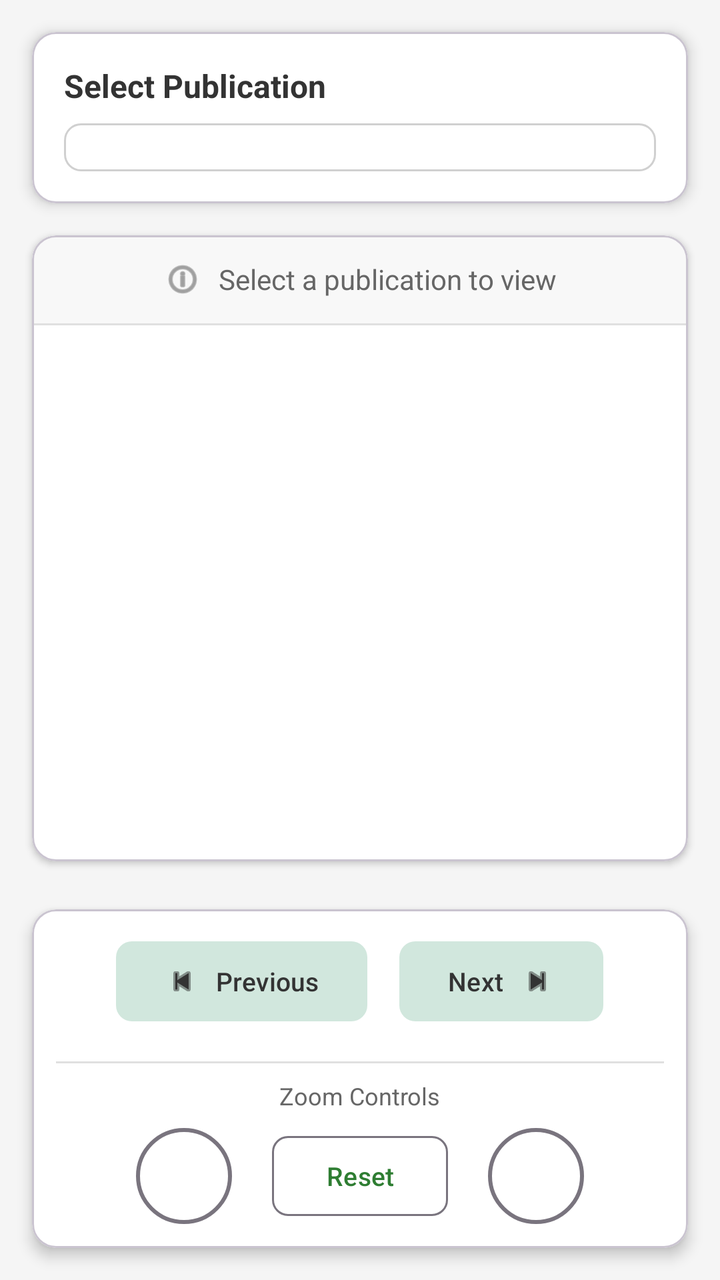
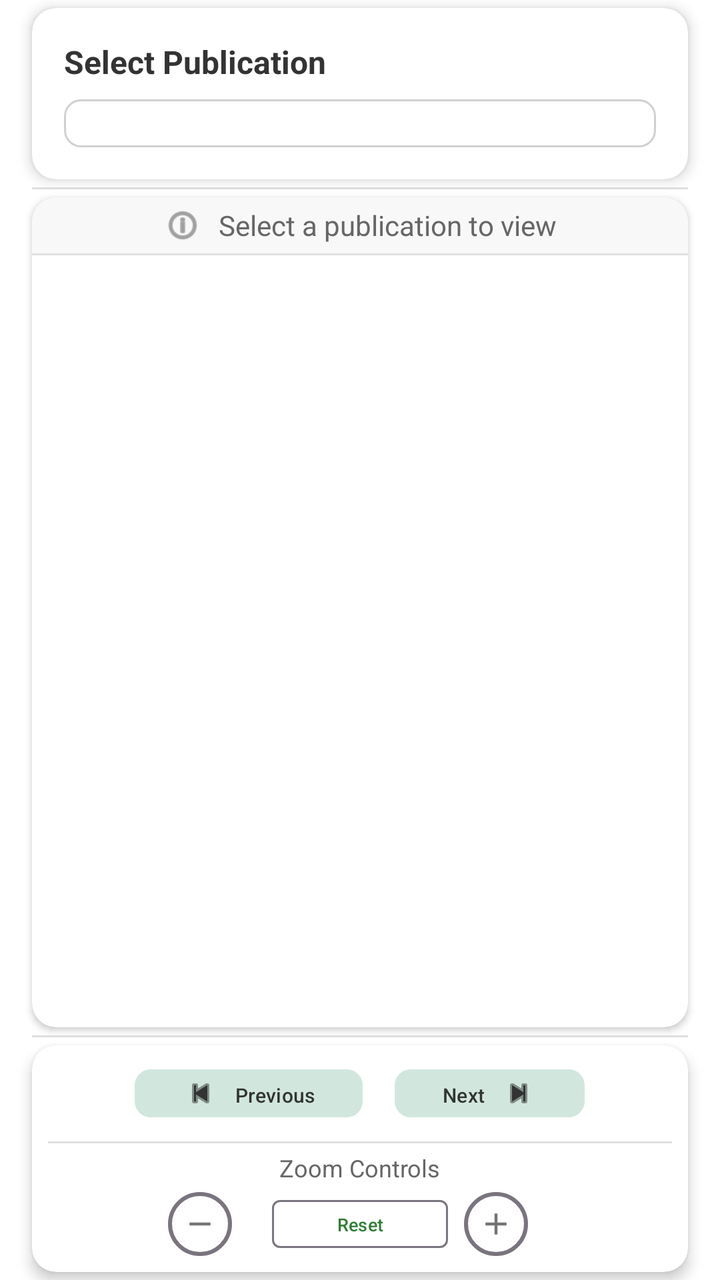

Screens rendered from an Android XML layout before and after an edit, with the pre-edit source and the edit as a unified diff.
<!-- AndroidManifest.xml: application theme Theme.AGRODSS -->
<!-- res/layout/fragment_publication.xml -->
<?xml version="1.0" encoding="utf-8"?>
<androidx.coordinatorlayout.widget.CoordinatorLayout xmlns:android="http://schemas.android.com/apk/res/android"
    xmlns:app="http://schemas.android.com/apk/res-auto"
    android:layout_width="match_parent"
    android:layout_height="match_parent"
    android:background="#F5F5F5">

    <LinearLayout
        android:layout_width="match_parent"
        android:layout_height="match_parent"
        android:orientation="vertical">

        
        <com.google.android.material.card.MaterialCardView
            android:layout_width="match_parent"
            android:layout_height="wrap_content"
            android:layout_margin="16dp"
            app:cardElevation="4dp"
            app:cardCornerRadius="12dp"
            app:cardBackgroundColor="@android:color/white">

            <LinearLayout
                android:layout_width="match_parent"
                android:layout_height="wrap_content"
                android:orientation="vertical"
                android:padding="16dp">

                <TextView
                    android:layout_width="wrap_content"
                    android:layout_height="wrap_content"
                    android:text="Select Publication"
                    android:textSize="16sp"
                    android:textStyle="bold"
                    android:textColor="#333333"
                    android:layout_marginBottom="8dp" />

                <Spinner
                    android:id="@+id/pdfSpinner"
                    android:layout_width="match_parent"
                    android:layout_height="wrap_content"
                    android:padding="12dp"
                    android:background="@drawable/spinner_background"
                    android:spinnerMode="dropdown" />

            </LinearLayout>

        </com.google.android.material.card.MaterialCardView>

        
        <com.google.android.material.card.MaterialCardView
            android:layout_width="match_parent"
            android:layout_height="0dp"
            android:layout_weight="1"
            android:layout_marginStart="16dp"
            android:layout_marginEnd="16dp"
            android:layout_marginBottom="8dp"
            app:cardElevation="2dp"
            app:cardCornerRadius="12dp"
            app:cardBackgroundColor="@android:color/white">

            <LinearLayout
                android:layout_width="match_parent"
                android:layout_height="match_parent"
                android:orientation="vertical">

                
                <LinearLayout
                    android:layout_width="match_parent"
                    android:layout_height="wrap_content"
                    android:background="#F8F8F8"
                    android:padding="12dp"
                    android:gravity="center"
                    android:orientation="horizontal">

                    <ImageView
                        android:layout_width="20dp"
                        android:layout_height="20dp"
                        android:src="@android:drawable/ic_menu_info_details"
                        android:layout_marginEnd="8dp"
                        app:tint="#666666" />

                    <TextView
                        android:id="@+id/tvPageInfo"
                        android:layout_width="wrap_content"
                        android:layout_height="wrap_content"
                        android:text="Select a publication to view"
                        android:textSize="14sp"
                        android:textColor="#666666" />

                </LinearLayout>

                <View
                    android:layout_width="match_parent"
                    android:layout_height="1dp"
                    android:background="#E0E0E0" />

                
                <HorizontalScrollView
                    android:id="@+id/horizontalScrollView"
                    android:layout_width="match_parent"
                    android:layout_height="0dp"
                    android:layout_weight="1">

                    <ScrollView
                        android:id="@+id/verticalScrollView"
                        android:layout_width="wrap_content"
                        android:layout_height="match_parent"
                        android:padding="8dp">

                        <ImageView
                            android:id="@+id/pdfImageView"
                            android:layout_width="wrap_content"
                            android:layout_height="wrap_content"
                            android:scaleType="fitCenter"
                            android:adjustViewBounds="true"
                            android:contentDescription="PDF Page View" />

                    </ScrollView>

                </HorizontalScrollView>

            </LinearLayout>

        </com.google.android.material.card.MaterialCardView>

        
        <com.google.android.material.card.MaterialCardView
            android:layout_width="match_parent"
            android:layout_height="wrap_content"
            android:layout_margin="16dp"
            app:cardElevation="4dp"
            app:cardCornerRadius="12dp"
            app:cardBackgroundColor="@android:color/white">

            <LinearLayout
                android:layout_width="match_parent"
                android:layout_height="wrap_content"
                android:orientation="vertical"
                android:padding="12dp">

                
                <LinearLayout
                    android:layout_width="match_parent"
                    android:layout_height="wrap_content"
                    android:orientation="horizontal"
                    android:gravity="center"
                    android:layout_marginBottom="8dp">

                    <com.google.android.material.button.MaterialButton
                        android:id="@+id/btnPrev"
                        android:layout_width="wrap_content"
                        android:layout_height="48dp"
                        android:text="Previous"
                        android:textSize="13sp"
                        app:icon="@android:drawable/ic_media_previous"
                        app:iconGravity="start"
                        app:cornerRadius="8dp"
                        style="@style/Widget.Material3.Button.TonalButton"
                        android:layout_marginEnd="8dp" />

                    <com.google.android.material.button.MaterialButton
                        android:id="@+id/btnNext"
                        android:layout_width="wrap_content"
                        android:layout_height="48dp"
                        android:text="Next"
                        android:textSize="13sp"
                        app:icon="@android:drawable/ic_media_next"
                        app:iconGravity="end"
                        app:cornerRadius="8dp"
                        style="@style/Widget.Material3.Button.TonalButton"
                        android:layout_marginStart="8dp" />

                </LinearLayout>

                <View
                    android:layout_width="match_parent"
                    android:layout_height="1dp"
                    android:background="#E0E0E0"
                    android:layout_marginVertical="8dp" />

                
                <TextView
                    android:layout_width="wrap_content"
                    android:layout_height="wrap_content"
                    android:text="Zoom Controls"
                    android:textSize="12sp"
                    android:textColor="#666666"
                    android:layout_marginBottom="8dp"
                    android:layout_gravity="center" />

                <LinearLayout
                    android:layout_width="match_parent"
                    android:layout_height="wrap_content"
                    android:orientation="horizontal"
                    android:gravity="center">

                    <com.google.android.material.button.MaterialButton
                        android:id="@+id/btnZoomOut"
                        android:layout_width="48dp"
                        android:layout_height="48dp"
                        android:text="-"
                        android:textSize="20sp"
                        app:cornerRadius="24dp"
                        style="@style/Widget.Material3.Button.OutlinedButton"
                        android:layout_marginEnd="12dp"
                        app:strokeWidth="2dp"
                        android:insetTop="0dp"
                        android:insetBottom="0dp" />

                    <com.google.android.material.button.MaterialButton
                        android:id="@+id/btnResetZoom"
                        android:layout_width="wrap_content"
                        android:layout_height="48dp"
                        android:text="Reset"
                        android:textSize="13sp"
                        app:cornerRadius="8dp"
                        style="@style/Widget.Material3.Button.OutlinedButton"
                        android:layout_marginHorizontal="8dp" />

                    <com.google.android.material.button.MaterialButton
                        android:id="@+id/btnZoomIn"
                        android:layout_width="48dp"
                        android:layout_height="48dp"
                        android:text="+"
                        android:textSize="20sp"
                        app:cornerRadius="24dp"
                        style="@style/Widget.Material3.Button.OutlinedButton"
                        android:layout_marginStart="12dp"
                        app:strokeWidth="2dp"
                        android:insetTop="0dp"
                        android:insetBottom="0dp" />

                </LinearLayout>

            </LinearLayout>

        </com.google.android.material.card.MaterialCardView>

    </LinearLayout>

</androidx.coordinatorlayout.widget.CoordinatorLayout>
<!-- resources referenced by this layout -->
<resources>
  <!-- drawable spinner_background (drawable) -->
  <?xml version="1.0" encoding="utf-8"?>
  <shape xmlns:android="http://schemas.android.com/apk/res/android">
      <solid android:color="#FFFFFF" />
      <corners android:radius="8dp" />
      <stroke
          android:width="1dp"
          android:color="#D0D0D0" />
      <padding
          android:left="12dp"
          android:top="12dp"
          android:right="12dp"
          android:bottom="12dp" />
  </shape>
  <style name="Theme.AGRODSS" parent="Base.Theme.AGRODSS" />
  <style name="Base.Theme.AGRODSS" parent="Theme.Material3.DayNight.NoActionBar">
          
          <item name="colorPrimary">@color/primary_color</item>
          <item name="colorSecondaryContainer">@color/main_color</item>
          <item name="colorOnSecondaryContainer">@color/nav_item_color</item>
      </style>
  <color name="primary_color">#2E7D32</color>
  <color name="main_color">#D1E7DD</color>
  <color name="nav_item_color">#333333</color>
</resources>

<!-- the commit's change to res/layout/fragment_publication.xml (unified diff, before → after) -->
@@ -3,7 +3,7 @@
     xmlns:app="http://schemas.android.com/apk/res-auto"
     android:layout_width="match_parent"
     android:layout_height="match_parent"
-    android:background="#F5F5F5">
+    android:background="#FFFFFF">
 
     <LinearLayout
         android:layout_width="match_parent"
@@ -11,13 +11,14 @@
         android:orientation="vertical">
 
         
-        <com.google.android.material.card.MaterialCardView
+        <androidx.cardview.widget.CardView
             android:layout_width="match_parent"
             android:layout_height="wrap_content"
-            android:layout_margin="16dp"
-            app:cardElevation="4dp"
+            android:layout_marginHorizontal="16dp"
+            android:layout_marginTop="4dp"
+            app:cardBackgroundColor="@android:color/white"
             app:cardCornerRadius="12dp"
-            app:cardBackgroundColor="@android:color/white">
+            app:cardElevation="4dp">
 
             <LinearLayout
                 android:layout_width="match_parent"
@@ -28,35 +29,42 @@
                 <TextView
                     android:layout_width="wrap_content"
                     android:layout_height="wrap_content"
+                    android:layout_marginBottom="8dp"
                     android:text="Select Publication"
+                    android:textColor="#333333"
                     android:textSize="16sp"
-                    android:textStyle="bold"
-                    android:textColor="#333333"
-                    android:layout_marginBottom="8dp" />
+                    android:textStyle="bold" />
 
                 <Spinner
                     android:id="@+id/pdfSpinner"
                     android:layout_width="match_parent"
                     android:layout_height="wrap_content"
+                    android:background="@drawable/spinner_background"
                     android:padding="12dp"
-                    android:background="@drawable/spinner_background"
                     android:spinnerMode="dropdown" />
 
             </LinearLayout>
 
-        </com.google.android.material.card.MaterialCardView>
+        </androidx.cardview.widget.CardView>
+
+        <View
+            android:layout_width="match_parent"
+            android:layout_height="1dp"
+            android:layout_marginHorizontal="16dp"
+            android:layout_marginVertical="4dp"
+            android:background="#E0E0E0" />
 
         
-        <com.google.android.material.card.MaterialCardView
+        <androidx.cardview.widget.CardView
             android:layout_width="match_parent"
             android:layout_height="0dp"
-            android:layout_weight="1"
             android:layout_marginStart="16dp"
             android:layout_marginEnd="16dp"
-            android:layout_marginBottom="8dp"
-            app:cardElevation="2dp"
+            android:layout_weight="1"
+
+            app:cardBackgroundColor="@android:color/white"
             app:cardCornerRadius="12dp"
-            app:cardBackgroundColor="@android:color/white">
+            app:cardElevation="2dp">
 
             <LinearLayout
                 android:layout_width="match_parent"
@@ -68,15 +76,15 @@
                     android:layout_width="match_parent"
                     android:layout_height="wrap_content"
                     android:background="#F8F8F8"
-                    android:padding="12dp"
                     android:gravity="center"
-                    android:orientation="horizontal">
+                    android:orientation="horizontal"
+                    android:padding="4dp">
 
                     <ImageView
                         android:layout_width="20dp"
                         android:layout_height="20dp"
+                        android:layout_marginEnd="8dp"
                         android:src="@android:drawable/ic_menu_info_details"
-                        android:layout_marginEnd="8dp"
                         app:tint="#666666" />
 
                     <TextView
@@ -84,8 +92,8 @@
                         android:layout_width="wrap_content"
                         android:layout_height="wrap_content"
                         android:text="Select a publication to view"
-                        android:textSize="14sp"
-                        android:textColor="#666666" />
+                        android:textColor="#666666"
+                        android:textSize="14sp" />
 
                 </LinearLayout>
 
@@ -111,130 +119,143 @@
                             android:id="@+id/pdfImageView"
                             android:layout_width="wrap_content"
                             android:layout_height="wrap_content"
-                            android:scaleType="fitCenter"
                             android:adjustViewBounds="true"
-                            android:contentDescription="PDF Page View" />
+                            android:contentDescription="PDF Page View"
+                            android:scaleType="fitCenter" />
 
                     </ScrollView>
 
                 </HorizontalScrollView>
 
             </LinearLayout>
-
-        </com.google.android.material.card.MaterialCardView>
+        </androidx.cardview.widget.CardView>
+
+        <View
+            android:layout_width="match_parent"
+            android:layout_height="1dp"
+            android:layout_marginHorizontal="16dp"
+            android:layout_marginVertical="4dp"
+            android:background="#E0E0E0" />
 
         
-        <com.google.android.material.card.MaterialCardView
+        <androidx.cardview.widget.CardView
             android:layout_width="match_parent"
             android:layout_height="wrap_content"
-            android:layout_margin="16dp"
-            app:cardElevation="4dp"
+            android:layout_marginHorizontal="16dp"
+            android:layout_marginBottom="4dp"
+            app:cardBackgroundColor="@android:color/white"
             app:cardCornerRadius="12dp"
-            app:cardBackgroundColor="@android:color/white">
+            app:cardElevation="4dp">
 
             <LinearLayout
                 android:layout_width="match_parent"
                 android:layout_height="wrap_content"
                 android:orientation="vertical"
-                android:padding="12dp">
+                android:padding="8dp">
 
                 
                 <LinearLayout
                     android:layout_width="match_parent"
                     android:layout_height="wrap_content"
-                    android:orientation="horizontal"
+                    android:layout_marginBottom="4dp"
                     android:gravity="center"
-                    android:layout_marginBottom="8dp">
+                    android:orientation="horizontal">
 
                     <com.google.android.material.button.MaterialButton
                         android:id="@+id/btnPrev"
-                        android:layout_width="wrap_content"
-                        android:layout_height="48dp"
+                        style="@style/Widget.Material3.Button.TonalButton"
+                        android:layout_width="wrap_content"
+                        android:layout_height="32dp"
+                        android:layout_marginEnd="8dp"
                         android:text="Previous"
-                        android:textSize="13sp"
+                        android:textSize="10sp"
+                        app:cornerRadius="8dp"
                         app:icon="@android:drawable/ic_media_previous"
-                        app:iconGravity="start"
+                        app:iconGravity="start" />
+
+                    <com.google.android.material.button.MaterialButton
+                        android:id="@+id/btnNext"
+                        style="@style/Widget.Material3.Button.TonalButton"
+                        android:layout_width="wrap_content"
+                        android:layout_height="32dp"
+                        android:layout_marginStart="8dp"
+                        android:text="Next"
+                        android:textSize="10sp"
                         app:cornerRadius="8dp"
-                        style="@style/Widget.Material3.Button.TonalButton"
-                        android:layout_marginEnd="8dp" />
-
-                    <com.google.android.material.button.MaterialButton
-                        android:id="@+id/btnNext"
-                        android:layout_width="wrap_content"
-                        android:layout_height="48dp"
-                        android:text="Next"
-                        android:textSize="13sp"
                         app:icon="@android:drawable/ic_media_next"
-                        app:iconGravity="end"
-                        app:cornerRadius="8dp"
-                        style="@style/Widget.Material3.Button.TonalButton"
-                        android:layout_marginStart="8dp" />
+                        app:iconGravity="end" />
 
                 </LinearLayout>
 
                 <View
                     android:layout_width="match_parent"
                     android:layout_height="1dp"
-                    android:background="#E0E0E0"
-                    android:layout_marginVertical="8dp" />
+                    android:layout_marginVertical="4dp"
+                    android:background="#E0E0E0" />
 
                 
                 <TextView
                     android:layout_width="wrap_content"
                     android:layout_height="wrap_content"
+                    android:layout_gravity="center"
+                    android:layout_marginBottom="4dp"
                     android:text="Zoom Controls"
-                    android:textSize="12sp"
                     android:textColor="#666666"
-                    android:layout_marginBottom="8dp"
-                    android:layout_gravity="center" />
+                    android:textSize="12sp" />
 
                 <LinearLayout
                     android:layout_width="match_parent"
                     android:layout_height="wrap_content"
-                    android:orientation="horizontal"
-                    android:gravity="center">
+                    android:gravity="center"
+                    android:orientation="horizontal">
 
                     <com.google.android.material.button.MaterialButton
                         android:id="@+id/btnZoomOut"
-                        android:layout_width="48dp"
-                        android:layout_height="48dp"
-                        android:text="-"
-                        android:textSize="20sp"
+                        style="@style/Widget.Material3.Button.OutlinedButton"
+                        android:layout_width="32dp"
+                        android:layout_height="32dp"
+                        android:layout_marginEnd="12dp"
+                        android:backgroundTint="@color/white"
+                        android:insetTop="0dp"
+                        android:insetBottom="0dp"
                         app:cornerRadius="24dp"
+                        app:icon="@drawable/icon_remove"
+                        app:iconGravity="textStart"
+                        app:iconPadding="0dp"
+                        app:iconTint="@color/dark_gray"
+                        app:strokeWidth="2dp" />
+
+                    <com.google.android.material.button.MaterialButton
+                        android:id="@+id/btnResetZoom"
                         style="@style/Widget.Material3.Button.OutlinedButton"
+                        android:layout_width="wrap_content"
+                        android:layout_height="32dp"
+                        android:layout_marginHorizontal="8dp"
+                        android:text="Reset"
+                        android:textSize="9sp"
+                        app:cornerRadius="4dp" />
+
+                    <com.google.android.material.button.MaterialButton
+                        android:id="@+id/btnZoomIn"
+                        style="@style/Widget.Material3.Button.OutlinedButton"
+                        android:layout_width="32dp"
+                        android:layout_height="32dp"
                         android:layout_marginEnd="12dp"
-                        app:strokeWidth="2dp"
+                        android:backgroundTint="@color/white"
                         android:insetTop="0dp"
-                        android:insetBottom="0dp" />
-
-                    <com.google.android.material.button.MaterialButton
-                        android:id="@+id/btnResetZoom"
-                        android:layout_width="wrap_content"
-                        android:layout_height="48dp"
-                        android:text="Reset"
-                        android:textSize="13sp"
-                        app:cornerRadius="8dp"
-                        style="@style/Widget.Material3.Button.OutlinedButton"
-                        android:layout_marginHorizontal="8dp" />
-
-                    <com.google.android.material.button.MaterialButton
-                        android:id="@+id/btnZoomIn"
-                        android:layout_width="48dp"
-                        android:layout_height="48dp"
-                        android:text="+"
-                        android:textSize="20sp"
+                        android:insetBottom="0dp"
                         app:cornerRadius="24dp"
-                        style="@style/Widget.Material3.Button.OutlinedButton"
-                        android:layout_marginStart="12dp"
-                        app:strokeWidth="2dp"
-                        android:insetTop="0dp"
-                        android:insetBottom="0dp" />
+                        app:icon="@drawable/baseline_add_24"
+                        app:iconGravity="textStart"
+                        app:iconPadding="0dp"
+                        app:iconTint="@color/dark_gray"
+                        app:strokeWidth="2dp" />
 
                 </LinearLayout>
 
             </LinearLayout>
 
-        </com.google.android.material.card.MaterialCardView>
+        </androidx.cardview.widget.CardView>
 
     </LinearLayout>
 
<!-- resource entries referenced after the edit -->
@@ -1,5 +1,23 @@
 <!-- resources referenced by this layout -->
 <resources>
+  <color name="dark_gray">#757575</color>
+  <color name="white">#FFFFFFFF</color>
+  <!-- drawable baseline_add_24 (drawable) -->
+  <vector xmlns:android="http://schemas.android.com/apk/res/android" android:height="24dp" android:tint="#000000" android:viewportHeight="24" android:viewportWidth="24" android:width="24dp">
+        
+      <path android:fillColor="@android:color/white" android:pathData="M19,13h-6v6h-2v-6H5v-2h6V5h2v6h6v2z"/>
+      
+  </vector>
+  <!-- drawable icon_remove (drawable) -->
+  <vector xmlns:android="http://schemas.android.com/apk/res/android"
+      android:width="24dp"
+      android:height="24dp"
+      android:viewportWidth="24"
+      android:viewportHeight="24">
+      <path
+          android:fillColor="@color/black"
+          android:pathData="M19,13H5v-2h14v2z"/>
+  </vector>
   <!-- drawable spinner_background (drawable) -->
   <?xml version="1.0" encoding="utf-8"?>
   <shape xmlns:android="http://schemas.android.com/apk/res/android">
@@ -15,6 +33,7 @@
           android:bottom="12dp" />
   </shape>
   <style name="Theme.AGRODSS" parent="Base.Theme.AGRODSS" />
+  <color name="black">#FF000000</color>
   <style name="Base.Theme.AGRODSS" parent="Theme.Material3.DayNight.NoActionBar">
           
           <item name="colorPrimary">@color/primary_color</item>
